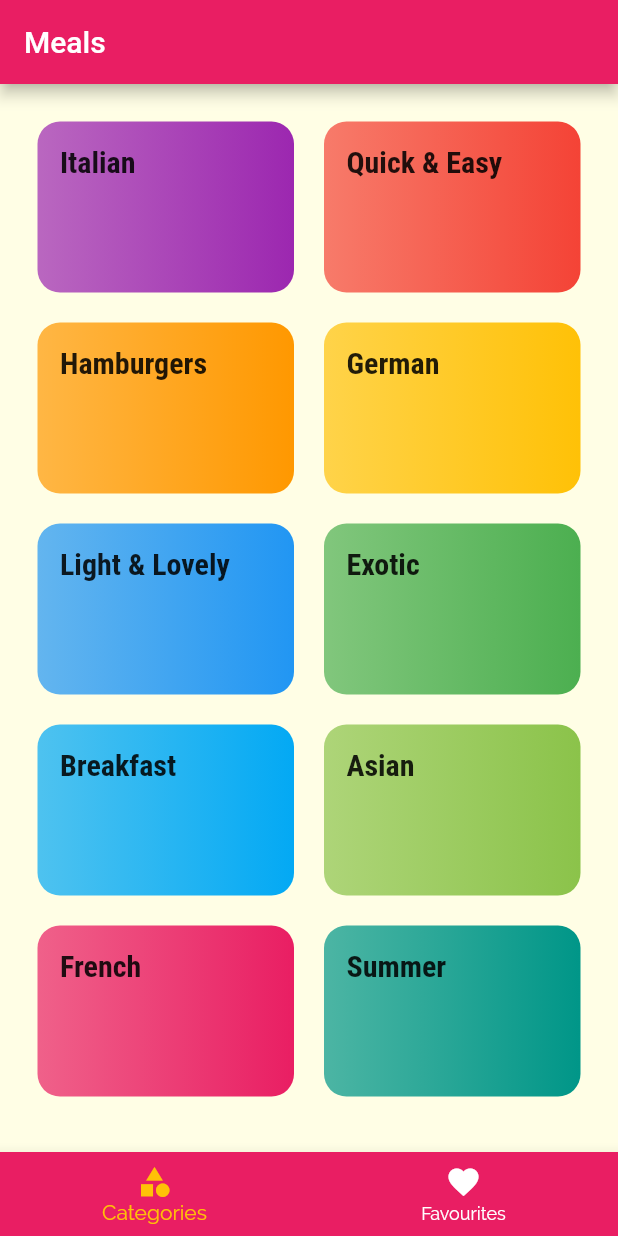
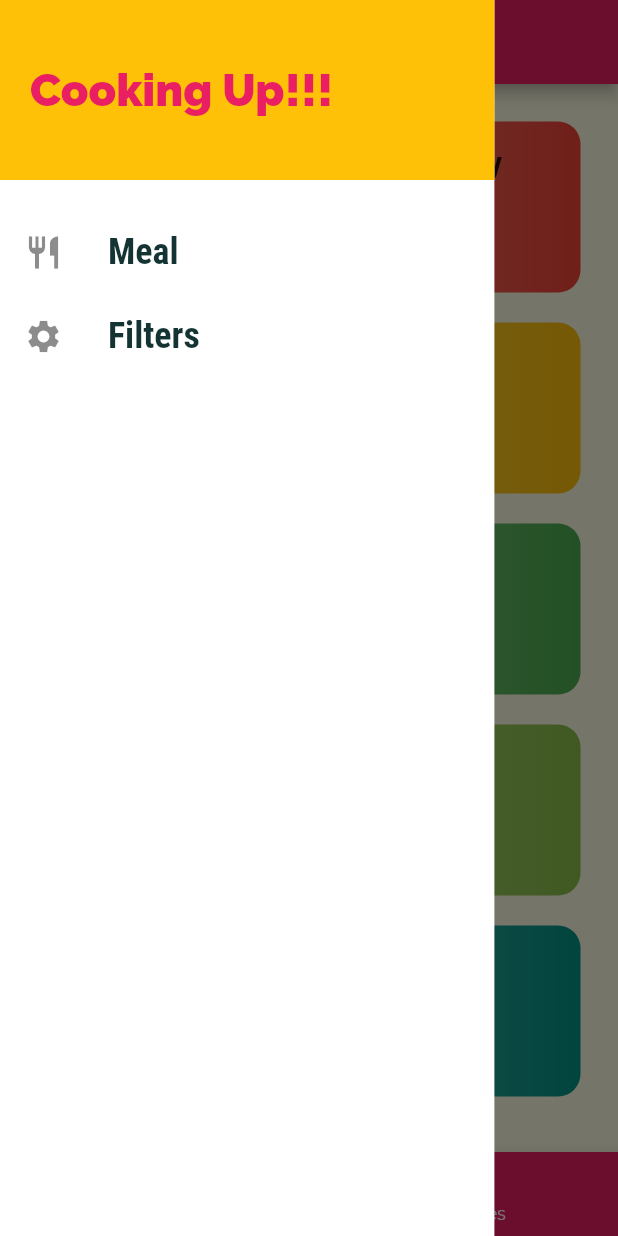
Before and after one commit to Arsalan-Khan17/Meal-App, a Flutter app: the screen it shows after launch, with the side drawer open (before the commit the screen has no drawer), on a phone screen of 412 x 824 dp. Run offline on Flutter 3.47's test engine with Material 2 defaults, Android fonts, the phone set to English and light mode, and no system bars.

Commit message:
added drawer

```diff
--- a/lib/screens/tabs_screen.dart
+++ b/lib/screens/tabs_screen.dart
@@ -1,6 +1,7 @@
 import 'package:flutter/material.dart';
 import 'package:meal_app/screens/categories_screen.dart';
 import 'package:meal_app/screens/favourites_screen.dart';
+import 'package:meal_app/widgets/main_drawer.dart';
 
 class TabsScreen extends StatefulWidget {
   const TabsScreen({Key? key}) : super(key: key);
@@ -28,7 +29,11 @@ class _TabsScreenState extends State<TabsScreen> {
       appBar: AppBar(
         title: Text(_pages[_selectedIndex]['title'].toString()),
       ),
-      body: _pages[_selectedIndex]['page'] as dynamic,
+      drawer: Container(
+        width: MediaQuery.of(context).size.width * 0.8,
+        child: MainDrawer(),
+      ),
+      body: _pages[_selectedIndex]['page'],
       bottomNavigationBar: BottomNavigationBar(
           onTap: _selectPage,
           backgroundColor: Theme.of(context).primaryColor,
--- /dev/null
+++ b/lib/widgets/main_drawer.dart
@@ -0,0 +1,53 @@
+import 'package:flutter/material.dart';
+
+class MainDrawer extends StatelessWidget {
+  const MainDrawer({Key? key}) : super(key: key);
+
+  @override
+  Widget build(BuildContext context) {
+    return Container(
+      color: Colors.white,
+      child: Column(
+        children: [
+          Container(
+            height: 120,
+            width: double.infinity,
+            padding: EdgeInsets.all(20),
+            alignment: Alignment.centerLeft,
+            color: Theme.of(context).accentColor,
+            child: Text(
+              'Cooking Up!!!',
+              style: TextStyle(
+                  fontWeight: FontWeight.w900,
+                  fontSize: 30,
+                  color: Theme.of(context).primaryColor),
+            ),
+          ),
+          SizedBox(height: 20),
+          ListTile(
+            leading: Icon(Icons.restaurant, size: 26),
+            title: Text(
+              'Meal',
+              style: TextStyle(
+                  fontFamily: 'RobotoCondensed',
+                  fontSize: 24,
+                  fontWeight: FontWeight.bold),
+            ),
+            onTap: null,
+          ),
+          ListTile(
+            leading: Icon(Icons.settings, size: 26),
+            title: Text(
+              'Filters',
+              style: TextStyle(
+                  fontFamily: 'RobotoCondensed',
+                  fontSize: 24,
+                  fontWeight: FontWeight.bold),
+            ),
+            onTap: null,
+          ),
+        ],
+      ),
+    );
+  }
+}
```
